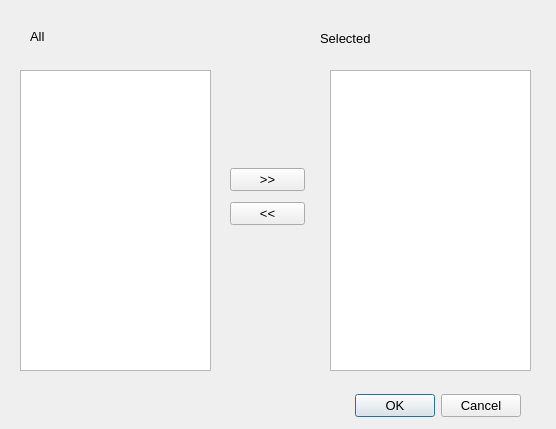
This is selectordialog.ui in thenewcoder/school-administration-system as Qt 5 draws it before an edit. The edited form follows.
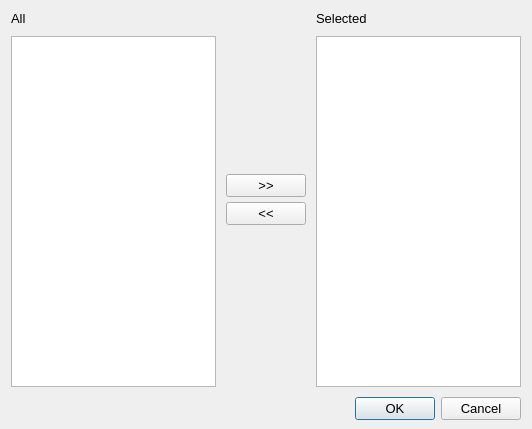
This is the edited form.

```diff
--- a/selectordialog.ui
+++ b/selectordialog.ui
@@ -6,7 +6,7 @@
    <rect>
     <x>0</x>
     <y>0</y>
-    <width>556</width>
+    <width>532</width>
     <height>429</height>
    </rect>
   </property>
@@ -18,31 +18,53 @@
   <property name="windowTitle">
    <string>Dialog</string>
   </property>
-  <widget class="QDialogButtonBox" name="buttonBox">
-   <property name="geometry">
-    <rect>
-     <x>180</x>
-     <y>390</y>
-     <width>341</width>
-     <height>32</height>
-    </rect>
+  <layout class="QVBoxLayout" name="verticalLayout_4">
+   <property name="spacing">
+    <number>10</number>
    </property>
+   <property name="bottomMargin">
+    <number>9</number>
+   </property>
+   <item>
+    <layout class="QHBoxLayout" name="horizontalLayout">
+     <item>
+      <layout class="QVBoxLayout" name="verticalLayout">
+       <item>
+        <widget class="QLabel" name="label">
+         <property name="text">
+          <string>All</string>
+         </property>
+        </widget>
+       </item>
+       <item>
+        <widget class="QListView" name="lvAllSelections">
+         <property name="editTriggers">
+          <set>QAbstractItemView::NoEditTriggers</set>
+         </property>
+        </widget>
+       </item>
+      </layout>
+     </item>
+     <item>
+      <layout class="QVBoxLayout" name="verticalLayout_3">
+       <property name="spacing">
+        <number>5</number>
+       </property>
+       <item>
+        <spacer name="verticalSpacer">
    <property name="orientation">
-    <enum>Qt::Horizontal</enum>
-   </property>
-   <property name="standardButtons">
-    <set>QDialogButtonBox::Cancel|QDialogButtonBox::Ok</set>
-   </property>
-  </widget>
+          <enum>Qt::Vertical</enum>
+         </property>
+         <property name="sizeHint" stdset="0">
+          <size>
+           <width>20</width>
+           <height>40</height>
+          </size>
+         </property>
+        </spacer>
+       </item>
+       <item>
   <widget class="QPushButton" name="btnAddSelection">
-   <property name="geometry">
-    <rect>
-     <x>230</x>
-     <y>168</y>
-     <width>75</width>
-     <height>23</height>
-    </rect>
-   </property>
    <property name="toolTip">
     <string>Add to selection</string>
    </property>
@@ -50,15 +72,9 @@
     <string>&gt;&gt;</string>
    </property>
   </widget>
+       </item>
+       <item>
   <widget class="QPushButton" name="btnRemoveSelection">
-   <property name="geometry">
-    <rect>
-     <x>230</x>
-     <y>202</y>
-     <width>75</width>
-     <height>23</height>
-    </rect>
-   </property>
    <property name="toolTip">
     <string>Remove from selection</string>
    </property>
@@ -66,58 +82,53 @@
     <string>&lt;&lt;</string>
    </property>
   </widget>
-  <widget class="QLabel" name="label">
-   <property name="geometry">
-    <rect>
-     <x>30</x>
-     <y>30</y>
-     <width>47</width>
-     <height>13</height>
-    </rect>
-   </property>
-   <property name="text">
-    <string>All</string>
-   </property>
-  </widget>
+       </item>
+       <item>
+        <spacer name="verticalSpacer_2">
+         <property name="orientation">
+          <enum>Qt::Vertical</enum>
+         </property>
+         <property name="sizeHint" stdset="0">
+          <size>
+           <width>20</width>
+           <height>40</height>
+          </size>
+         </property>
+        </spacer>
+       </item>
+      </layout>
+     </item>
+     <item>
+      <layout class="QVBoxLayout" name="verticalLayout_2">
+       <item>
   <widget class="QLabel" name="label_2">
-   <property name="geometry">
-    <rect>
-     <x>320</x>
-     <y>30</y>
-     <width>61</width>
-     <height>16</height>
-    </rect>
-   </property>
    <property name="text">
     <string>Selected</string>
    </property>
   </widget>
-  <widget class="QListView" name="lvAllSelections">
-   <property name="geometry">
-    <rect>
-     <x>20</x>
-     <y>70</y>
-     <width>191</width>
-     <height>301</height>
-    </rect>
-   </property>
-   <property name="editTriggers">
-    <set>QAbstractItemView::NoEditTriggers</set>
-   </property>
-  </widget>
+       </item>
+       <item>
   <widget class="QListView" name="lvChosenSelections">
-   <property name="geometry">
-    <rect>
-     <x>330</x>
-     <y>70</y>
-     <width>201</width>
-     <height>301</height>
-    </rect>
-   </property>
    <property name="editTriggers">
     <set>QAbstractItemView::NoEditTriggers</set>
    </property>
   </widget>
+       </item>
+      </layout>
+     </item>
+    </layout>
+   </item>
+   <item>
+    <widget class="QDialogButtonBox" name="buttonBox">
+     <property name="orientation">
+      <enum>Qt::Horizontal</enum>
+     </property>
+     <property name="standardButtons">
+      <set>QDialogButtonBox::Cancel|QDialogButtonBox::Ok</set>
+     </property>
+    </widget>
+   </item>
+  </layout>
  </widget>
  <resources/>
  <connections>
```
Left out of the diff: 2 changed lines with no effect on the pictures. Lines whose indentation alone changed are shown as unchanged.
